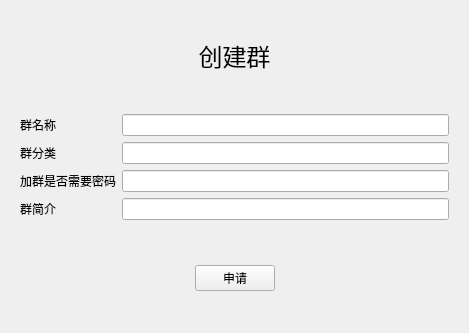
huwei12345/smallchat, file qtClient/creategrouppage.ui: the form before one commit.
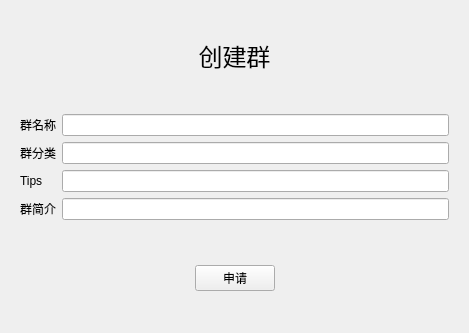
The form after the commit.

Commit message: 添加群Qt

```diff
--- a/qtClient/creategrouppage.ui
+++ b/qtClient/creategrouppage.ui
@@ -56,7 +56,7 @@
       <item row="2" column="0">
        <widget class="QLabel" name="label_4">
         <property name="text">
-         <string>加群是否需要密码</string>
+         <string>Tips</string>
         </property>
        </widget>
       </item>
```
Left out of the diff: 9 changed lines with no effect on the pictures. The commit also changes 18 other files.
